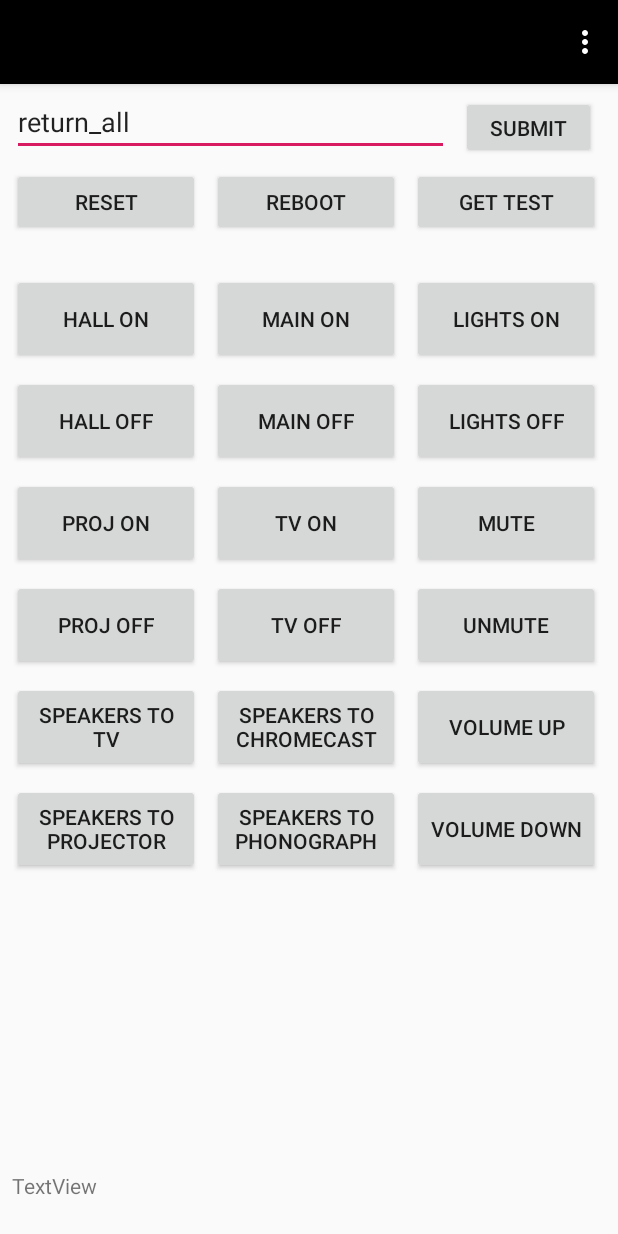
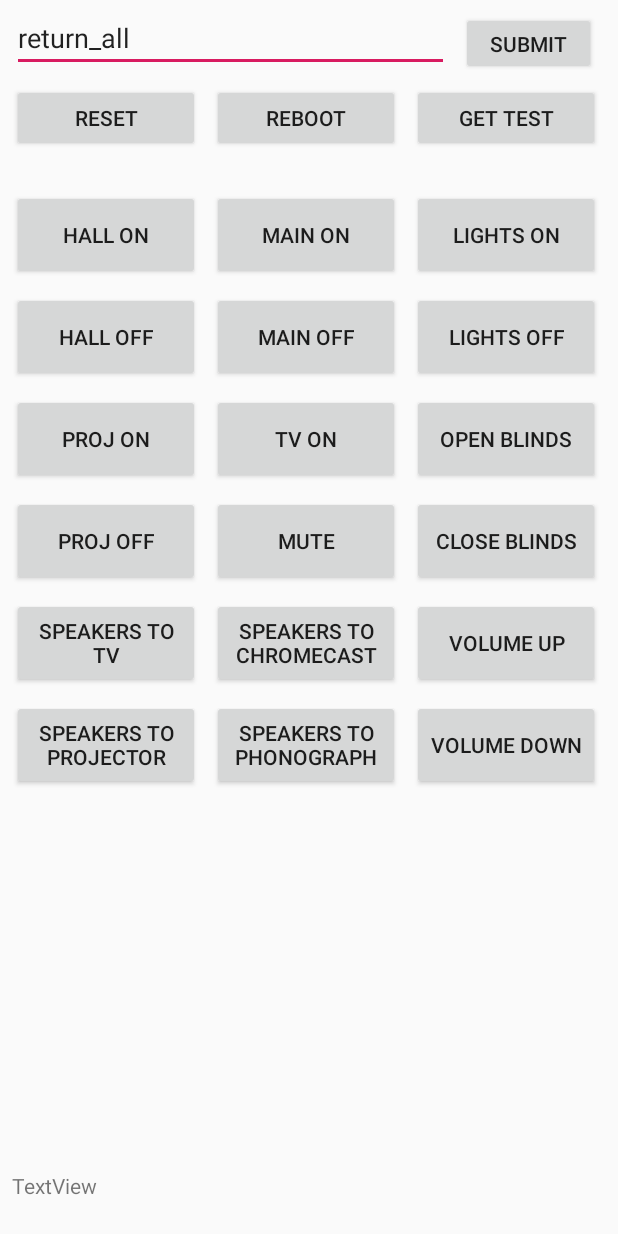
Before and after one commit to owen1050/OwenDormAndroidApp, an Android app: the screen it shows after launch (MainActivity), on a phone screen of 412 x 824 dp. Run offline under Robolectric (Android 15) with nearby library versions, the phone set to English and light mode, and no system bars.

Commit message:
udpated buttons to incluse blinds

```diff
--- a/app/src/main/java/com/example/try2/MainActivity.java
+++ b/app/src/main/java/com/example/try2/MainActivity.java
@@ -27,8 +27,6 @@ public class MainActivity extends AppCompatActivity {
     protected void onCreate(Bundle savedInstanceState) {
         super.onCreate(savedInstanceState);
         setContentView(R.layout.activity_main);
-        Toolbar toolbar = findViewById(R.id.toolbar);
-        setSupportActionBar(toolbar);
 
 
         Button fab = findViewById(R.id.button);
@@ -678,51 +676,8 @@ public class MainActivity extends AppCompatActivity {
                 //updateTextView(Long.toString(System.currentTimeMillis()));
             }
         });
-        Button tvoff = findViewById(R.id.tvOffB);
-        tvoff.setOnClickListener(new View.OnClickListener() {
-            @Override
-            public void onClick(View view) {
-                StringBuilder content;
-                content = new StringBuilder();
-                try{
-                    Log.e("Owen", "LF");
 
-                    String url = "http://owenserver.us.to:23654";
-                    StrictMode.ThreadPolicy policy = new
-                            StrictMode.ThreadPolicy.Builder()
-                            .permitAll().build();
-                    StrictMode.setThreadPolicy(policy);
 
-                    URL myurl = new URL(url);
-                    con = (HttpURLConnection) myurl.openConnection();
-                    con.setDoOutput(true);
-                    con.setRequestMethod("POST");
-
-                    OutputStreamWriter out = new OutputStreamWriter(
-                            con.getOutputStream());
-
-                    out.write("set:tvOff=1;");
-                    out.close();
-                    BufferedReader in = new BufferedReader(
-                            new InputStreamReader(con.getInputStream()));
-                    String inputLine;
-                    StringBuffer response = new StringBuffer();
-
-                    while ((inputLine = in.readLine()) != null) {
-                        response.append(inputLine);
-                    }
-                    in.close();
-                    con.disconnect();
-                    TextView tv3 = (TextView)findViewById(R.id.textView3);
-                    tv3.setText(response.toString());
-                    con.disconnect();
-                }
-                catch (Exception e){
-                    Log.e("Owen",e.toString());
-                }
-                //updateTextView(Long.toString(System.currentTimeMillis()));
-            }
-        });
         Button mute = findViewById(R.id.muteb);
         mute.setOnClickListener(new View.OnClickListener() {
             @Override
@@ -768,51 +723,7 @@ public class MainActivity extends AppCompatActivity {
                 //updateTextView(Long.toString(System.currentTimeMillis()));
             }
         });
-        Button unmute = findViewById(R.id.unmuteB);
-        unmute.setOnClickListener(new View.OnClickListener() {
-            @Override
-            public void onClick(View view) {
-                StringBuilder content;
-                content = new StringBuilder();
-                try{
-                    Log.e("Owen", "LF");
 
-                    String url = "http://owenserver.us.to:23654";
-                    StrictMode.ThreadPolicy policy = new
-                            StrictMode.ThreadPolicy.Builder()
-                            .permitAll().build();
-                    StrictMode.setThreadPolicy(policy);
-
-                    URL myurl = new URL(url);
-                    con = (HttpURLConnection) myurl.openConnection();
-                    con.setDoOutput(true);
-                    con.setRequestMethod("POST");
-
-                    OutputStreamWriter out = new OutputStreamWriter(
-                            con.getOutputStream());
-
-                    out.write("set:speakerMute=1;");
-                    out.close();
-                    BufferedReader in = new BufferedReader(
-                            new InputStreamReader(con.getInputStream()));
-                    String inputLine;
-                    StringBuffer response = new StringBuffer();
-
-                    while ((inputLine = in.readLine()) != null) {
-                        response.append(inputLine);
-                    }
-                    in.close();
-                    con.disconnect();
-                    TextView tv3 = (TextView)findViewById(R.id.textView3);
-                    tv3.setText(response.toString());
-                    con.disconnect();
-                }
-                catch (Exception e){
-                    Log.e("Owen",e.toString());
-                }
-                //updateTextView(Long.toString(System.currentTimeMillis()));
-            }
-        });
         Button sptv = findViewById(R.id.tvspb);
         sptv.setOnClickListener(new View.OnClickListener() {
             @Override
@@ -1038,6 +949,96 @@ public class MainActivity extends AppCompatActivity {
                 //updateTextView(Long.toString(System.currentTimeMillis()));
             }
         });
+        Button obb = findViewById(R.id.boB);
+        obb.setOnClickListener(new View.OnClickListener() {
+            @Override
+            public void onClick(View view) {
+                StringBuilder content;
+                content = new StringBuilder();
+                try{
+                    Log.e("Owen", "LF");
+
+                    String url = "http://owenserver.us.to:23654";
+                    StrictMode.ThreadPolicy policy = new
+                            StrictMode.ThreadPolicy.Builder()
+                            .permitAll().build();
+                    StrictMode.setThreadPolicy(policy);
+
+                    URL myurl = new URL(url);
+                    con = (HttpURLConnection) myurl.openConnection();
+                    con.setDoOutput(true);
+                    con.setRequestMethod("POST");
+
+                    OutputStreamWriter out = new OutputStreamWriter(
+                            con.getOutputStream());
+
+                    out.write("set:blindsMoveAllUp=1;");
+                    out.close();
+                    BufferedReader in = new BufferedReader(
+                            new InputStreamReader(con.getInputStream()));
+                    String inputLine;
+                    StringBuffer response = new StringBuffer();
+
+                    while ((inputLine = in.readLine()) != null) {
+                        response.append(inputLine);
+                    }
+                    in.close();
+                    con.disconnect();
+                    TextView tv3 = (TextView)findViewById(R.id.textView3);
+                    tv3.setText(response.toString());
+                    con.disconnect();
+                }
+                catch (Exception e){
+                    Log.e("Owen",e.toString());
+                }
+                //updateTextView(Long.toString(System.currentTimeMillis()));
+            }
+        });
+        Button cbb = findViewById(R.id.bcB);
+        cbb.setOnClickListener(new View.OnClickListener() {
+            @Override
+            public void onClick(View view) {
+                StringBuilder content;
+                content = new StringBuilder();
+                try{
+                    Log.e("Owen", "LF");
+
+                    String url = "http://owenserver.us.to:23654";
+                    StrictMode.ThreadPolicy policy = new
+                            StrictMode.ThreadPolicy.Builder()
+                            .permitAll().build();
+                    StrictMode.setThreadPolicy(policy);
+
+                    URL myurl = new URL(url);
+                    con = (HttpURLConnection) myurl.openConnection();
+                    con.setDoOutput(true);
+                    con.setRequestMethod("POST");
+
+                    OutputStreamWriter out = new OutputStreamWriter(
+                            con.getOutputStream());
+
+                    out.write("set:blindMoveAllDown=1;");
+                    out.close();
+                    BufferedReader in = new BufferedReader(
+                            new InputStreamReader(con.getInputStream()));
+                    String inputLine;
+                    StringBuffer response = new StringBuffer();
+
+                    while ((inputLine = in.readLine()) != null) {
+                        response.append(inputLine);
+                    }
+                    in.close();
+                    con.disconnect();
+                    TextView tv3 = (TextView)findViewById(R.id.textView3);
+                    tv3.setText(response.toString());
+                    con.disconnect();
+                }
+                catch (Exception e){
+                    Log.e("Owen",e.toString());
+                }
+                //updateTextView(Long.toString(System.currentTimeMillis()));
+            }
+        });
     }
 
     @Override
--- a/app/src/main/res/layout/activity_main.xml
+++ b/app/src/main/res/layout/activity_main.xml
@@ -9,17 +9,7 @@
     <android.support.design.widget.AppBarLayout
         android:layout_width="match_parent"
         android:layout_height="wrap_content"
-        android:theme="@style/AppTheme.AppBarOverlay">
-
-        <android.support.v7.widget.Toolbar
-            android:id="@+id/toolbar"
-            android:layout_width="match_parent"
-            android:layout_height="?attr/actionBarSize"
-            android:background="#000000"
-            app:popupTheme="@style/AppTheme.PopupOverlay"
-            app:titleTextColor="#00FFFFFF" />
-
-    </android.support.design.widget.AppBarLayout>
+        android:theme="@style/AppTheme.AppBarOverlay"/>
 
     <include
         android:id="@+id/include2"
--- a/app/src/main/res/layout/content_main.xml
+++ b/app/src/main/res/layout/content_main.xml
@@ -25,17 +25,16 @@
         android:layout_marginTop="8dp"
         android:text="Speakers to chromecast"
         app:layout_constraintStart_toEndOf="@+id/hallOnButton"
-        app:layout_constraintTop_toBottomOf="@+id/tvOffB" />
+        app:layout_constraintTop_toBottomOf="@+id/muteb" />
 
     <Button
         android:id="@+id/volup1b"
         android:layout_width="125dp"
         android:layout_height="60dp"
-        android:layout_marginStart="8dp"
         android:layout_marginTop="8dp"
         android:text="Volume Up"
-        app:layout_constraintStart_toEndOf="@+id/tvOffB"
-        app:layout_constraintTop_toBottomOf="@+id/unmuteB" />
+        app:layout_constraintStart_toStartOf="@+id/bcB"
+        app:layout_constraintTop_toBottomOf="@+id/bcB" />
 
     <Button
         android:id="@+id/pOffB"
@@ -47,26 +46,6 @@
         app:layout_constraintTop_toBottomOf="@+id/pONb" />
 
     <Button
-        android:id="@+id/tvOffB"
-        android:layout_width="125dp"
-        android:layout_height="60dp"
-        android:layout_marginStart="8dp"
-        android:layout_marginTop="8dp"
-        android:text="TV Off"
-        app:layout_constraintStart_toEndOf="@+id/hallOnButton"
-        app:layout_constraintTop_toBottomOf="@+id/TVonb" />
-
-    <Button
-        android:id="@+id/unmuteB"
-        android:layout_width="125dp"
-        android:layout_height="60dp"
-        android:layout_marginStart="8dp"
-        android:layout_marginTop="8dp"
-        android:text="unmute"
-        app:layout_constraintStart_toEndOf="@+id/TVonb"
-        app:layout_constraintTop_toBottomOf="@+id/muteb" />
-
-    <Button
         android:id="@+id/TVonb"
         android:layout_width="125dp"
         android:layout_height="60dp"
@@ -75,6 +54,24 @@
         android:text="TV On"
         app:layout_constraintStart_toEndOf="@+id/hallOnButton"
         app:layout_constraintTop_toBottomOf="@+id/mainOffButton" />
+
+    <Button
+        android:id="@+id/boB"
+        android:layout_width="125dp"
+        android:layout_height="60dp"
+        android:layout_marginTop="8dp"
+        android:text="Open Blinds"
+        app:layout_constraintStart_toStartOf="@+id/lightsOffButton"
+        app:layout_constraintTop_toBottomOf="@+id/lightsOffButton" />
+
+    <Button
+        android:id="@+id/bcB"
+        android:layout_width="125dp"
+        android:layout_height="60dp"
+        android:layout_marginTop="8dp"
+        android:text="Close Blinds"
+        app:layout_constraintStart_toStartOf="@+id/lightsOffButton"
+        app:layout_constraintTop_toBottomOf="@+id/boB" />
 
     <Button
         android:id="@+id/pONb"
@@ -89,11 +86,9 @@
         android:id="@+id/muteb"
         android:layout_width="125dp"
         android:layout_height="60dp"
-        android:layout_marginStart="8dp"
-        android:layout_marginTop="8dp"
         android:text="mute"
-        app:layout_constraintStart_toEndOf="@+id/mainOnButton"
-        app:layout_constraintTop_toBottomOf="@+id/lightsOffButton" />
+        app:layout_constraintStart_toStartOf="@+id/TVonb"
+        app:layout_constraintTop_toTopOf="@+id/pOffB" />
 
     <Button
         android:id="@+id/hallOffButton"
```
